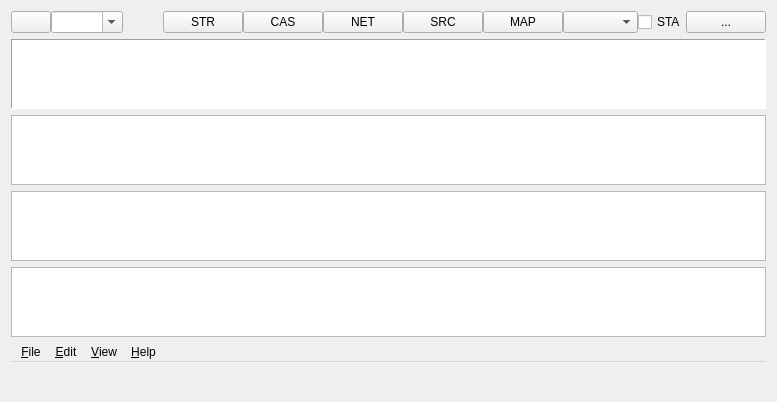
The window that app/srctblbrows_qt/browsmain.ui (tomojitakasu/RTKLIB) describes before a commit, drawn with Qt 5.
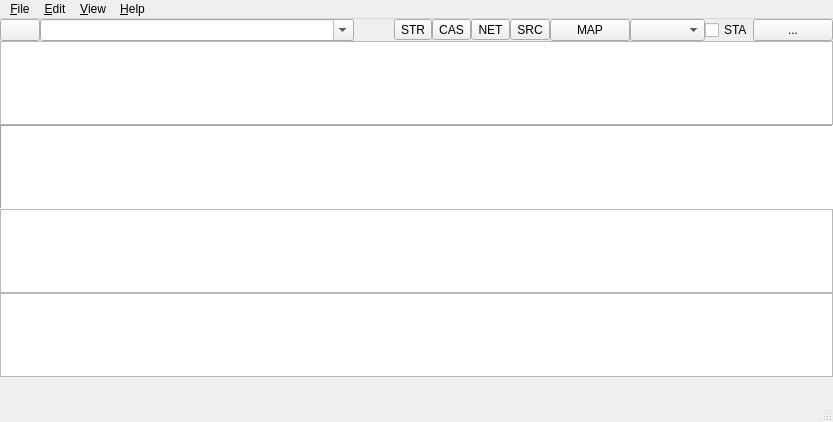
The same window after the commit. Icons and pictures are not drawn.

```diff
--- a/app/srctblbrows_qt/browsmain.ui
+++ b/app/srctblbrows_qt/browsmain.ui
@@ -1,22 +1,53 @@
 <?xml version="1.0" encoding="UTF-8"?>
 <ui version="4.0">
  <class>MainForm</class>
- <widget class="QWidget" name="MainForm">
+ <widget class="QMainWindow" name="MainForm">
   <property name="geometry">
    <rect>
     <x>0</x>
     <y>0</y>
-    <width>634</width>
-    <height>322</height>
+    <width>833</width>
+    <height>422</height>
    </rect>
   </property>
   <property name="windowTitle">
    <string>NTRIP Browser</string>
   </property>
-  <property name="toolTip">
-   <string/>
-  </property>
+  <widget class="QWidget" name="centralwidget">
+   <layout class="QHBoxLayout" name="horizontalLayout">
+    <property name="spacing">
+     <number>0</number>
+    </property>
+    <property name="leftMargin">
+     <number>0</number>
+    </property>
+    <property name="topMargin">
+     <number>0</number>
+    </property>
+    <property name="rightMargin">
+     <number>0</number>
+    </property>
+    <property name="bottomMargin">
+     <number>0</number>
+    </property>
+    <item>
+     <widget class="QWidget" name="widget" native="true">
   <layout class="QVBoxLayout" name="verticalLayout">
+       <property name="spacing">
+        <number>0</number>
+       </property>
+       <property name="leftMargin">
+        <number>0</number>
+       </property>
+       <property name="topMargin">
+        <number>0</number>
+       </property>
+       <property name="rightMargin">
+        <number>0</number>
+       </property>
+       <property name="bottomMargin">
+        <number>0</number>
+       </property>
    <item>
     <widget class="QWidget" name="Panel1" native="true">
      <property name="enabled">
@@ -31,7 +62,7 @@
      <property name="text" stdset="0">
       <string/>
      </property>
-     <layout class="QHBoxLayout" name="horizontalLayout">
+         <layout class="QHBoxLayout" name="horizontalLayout_4">
       <property name="spacing">
        <number>0</number>
       </property>
@@ -69,6 +100,12 @@
         <property name="enabled">
          <bool>true</bool>
         </property>
+            <property name="sizePolicy">
+             <sizepolicy hsizetype="MinimumExpanding" vsizetype="Fixed">
+              <horstretch>0</horstretch>
+              <verstretch>0</verstretch>
+             </sizepolicy>
+            </property>
         <property name="toolTip">
          <string/>
         </property>
@@ -94,55 +131,91 @@
        </widget>
       </item>
       <item>
-       <widget class="QPushButton" name="TypeStr">
+           <widget class="QToolButton" name="TypeStr">
         <property name="enabled">
          <bool>true</bool>
         </property>
+            <property name="sizePolicy">
+             <sizepolicy hsizetype="Minimum" vsizetype="Fixed">
+              <horstretch>0</horstretch>
+              <verstretch>0</verstretch>
+             </sizepolicy>
+            </property>
         <property name="toolTip">
          <string/>
         </property>
         <property name="text">
          <string>STR</string>
         </property>
+            <property name="checkable">
+             <bool>true</bool>
+            </property>
        </widget>
       </item>
       <item>
-       <widget class="QPushButton" name="TypeCas">
+           <widget class="QToolButton" name="TypeCas">
         <property name="enabled">
          <bool>true</bool>
         </property>
+            <property name="sizePolicy">
+             <sizepolicy hsizetype="Minimum" vsizetype="Fixed">
+              <horstretch>0</horstretch>
+              <verstretch>0</verstretch>
+             </sizepolicy>
+            </property>
         <property name="toolTip">
          <string/>
         </property>
         <property name="text">
          <string>CAS</string>
         </property>
+            <property name="checkable">
+             <bool>true</bool>
+            </property>
        </widget>
       </item>
       <item>
-       <widget class="QPushButton" name="TypeNet">
+           <widget class="QToolButton" name="TypeNet">
         <property name="enabled">
          <bool>true</bool>
         </property>
+            <property name="sizePolicy">
+             <sizepolicy hsizetype="Minimum" vsizetype="Fixed">
+              <horstretch>0</horstretch>
+              <verstretch>0</verstretch>
+             </sizepolicy>
+            </property>
         <property name="toolTip">
          <string/>
         </property>
         <property name="text">
          <string>NET</string>
         </property>
+            <property name="checkable">
+             <bool>true</bool>
+            </property>
        </widget>
       </item>
       <item>
-       <widget class="QPushButton" name="TypeSrc">
+           <widget class="QToolButton" name="TypeSrc">
         <property name="enabled">
          <bool>true</bool>
         </property>
+            <property name="sizePolicy">
+             <sizepolicy hsizetype="Minimum" vsizetype="Fixed">
+              <horstretch>0</horstretch>
+              <verstretch>0</verstretch>
+             </sizepolicy>
+            </property>
         <property name="toolTip">
          <string/>
         </property>
         <property name="text">
          <string>SRC</string>
         </property>
+            <property name="checkable">
+             <bool>true</bool>
+            </property>
        </widget>
       </item>
       <item>
@@ -257,6 +330,9 @@
      </layout>
     </widget>
    </item>
+       <item>
+        <widget class="QTableWidget" name="Table1"/>
+       </item>
    <item>
     <widget class="QPlainTextEdit" name="Table3">
      <property name="enabled">
@@ -276,22 +352,101 @@
      </property>
     </widget>
    </item>
-   <item>
-    <widget class="QTableWidget" name="Table0"/>
-   </item>
-   <item>
-    <widget class="QTableWidget" name="Table1"/>
-   </item>
    <item>
     <widget class="QTableWidget" name="Table2"/>
    </item>
    <item>
-    <widget class="QMenuBar" name="MainMenu">
+        <widget class="QTableWidget" name="Table0"/>
+       </item>
+       <item>
+        <widget class="QWidget" name="Panel2" native="true">
      <property name="enabled">
       <bool>true</bool>
      </property>
      <property name="toolTip">
       <string/>
+         </property>
+         <property name="layoutDirection">
+          <enum>Qt::LeftToRight</enum>
+         </property>
+         <property name="text" stdset="0">
+          <string/>
+         </property>
+         <layout class="QHBoxLayout" name="horizontalLayout_3">
+          <property name="spacing">
+           <number>0</number>
+          </property>
+          <property name="leftMargin">
+           <number>0</number>
+          </property>
+          <property name="topMargin">
+           <number>0</number>
+          </property>
+          <property name="rightMargin">
+           <number>0</number>
+          </property>
+          <property name="bottomMargin">
+           <number>0</number>
+          </property>
+          <item>
+           <widget class="QWidget" name="Panel3" native="true">
+            <property name="enabled">
+             <bool>true</bool>
+            </property>
+            <property name="toolTip">
+             <string/>
+            </property>
+            <property name="layoutDirection">
+             <enum>Qt::LeftToRight</enum>
+            </property>
+            <property name="text" stdset="0">
+             <string/>
+            </property>
+            <layout class="QHBoxLayout" name="horizontalLayout_2">
+             <property name="spacing">
+              <number>0</number>
+             </property>
+             <property name="leftMargin">
+              <number>0</number>
+             </property>
+             <property name="rightMargin">
+              <number>0</number>
+             </property>
+             <property name="bottomMargin">
+              <number>0</number>
+             </property>
+             <item>
+              <widget class="QLabel" name="Message">
+               <property name="enabled">
+                <bool>true</bool>
+               </property>
+               <property name="toolTip">
+                <string/>
+               </property>
+               <property name="text">
+                <string/>
+               </property>
+              </widget>
+             </item>
+            </layout>
+           </widget>
+          </item>
+         </layout>
+        </widget>
+       </item>
+      </layout>
+     </widget>
+    </item>
+   </layout>
+  </widget>
+  <widget class="QMenuBar" name="menubar">
+   <property name="geometry">
+    <rect>
+     <x>0</x>
+     <y>0</y>
+     <width>833</width>
+     <height>21</height>
+    </rect>
      </property>
      <widget class="QMenu" name="File1">
       <property name="enabled">
@@ -355,84 +510,7 @@
      <addaction name="View1"/>
      <addaction name="Help1"/>
     </widget>
-   </item>
-   <item>
-    <widget class="QWidget" name="Panel2" native="true">
-     <property name="enabled">
-      <bool>true</bool>
-     </property>
-     <property name="toolTip">
-      <string/>
-     </property>
-     <property name="layoutDirection">
-      <enum>Qt::LeftToRight</enum>
-     </property>
-     <property name="text" stdset="0">
-      <string/>
-     </property>
-     <layout class="QHBoxLayout" name="horizontalLayout_3">
-      <property name="spacing">
-       <number>0</number>
-      </property>
-      <property name="leftMargin">
-       <number>0</number>
-      </property>
-      <property name="topMargin">
-       <number>0</number>
-      </property>
-      <property name="rightMargin">
-       <number>0</number>
-      </property>
-      <property name="bottomMargin">
-       <number>0</number>
-      </property>
-      <item>
-       <widget class="QWidget" name="Panel3" native="true">
-        <property name="enabled">
-         <bool>true</bool>
-        </property>
-        <property name="toolTip">
-         <string/>
-        </property>
-        <property name="layoutDirection">
-         <enum>Qt::LeftToRight</enum>
-        </property>
-        <property name="text" stdset="0">
-         <string/>
-        </property>
-        <layout class="QHBoxLayout" name="horizontalLayout_2">
-         <property name="spacing">
-          <number>0</number>
-         </property>
-         <property name="leftMargin">
-          <number>0</number>
-         </property>
-         <property name="rightMargin">
-          <number>0</number>
-         </property>
-         <property name="bottomMargin">
-          <number>0</number>
-         </property>
-         <item>
-          <widget class="QLabel" name="Message">
-           <property name="enabled">
-            <bool>true</bool>
-           </property>
-           <property name="toolTip">
-            <string/>
-           </property>
-           <property name="text">
-            <string/>
-           </property>
-          </widget>
-         </item>
-        </layout>
-       </widget>
-      </item>
-     </layout>
-    </widget>
-   </item>
-  </layout>
+  <widget class="QStatusBar" name="statusbar"/>
   <action name="MenuOpen">
    <property name="text">
     <string>&amp;Open Source Table...</string>
```
Left out of the diff: 14 changed lines with no effect on the pictures. Lines whose indentation alone changed are shown as unchanged.
